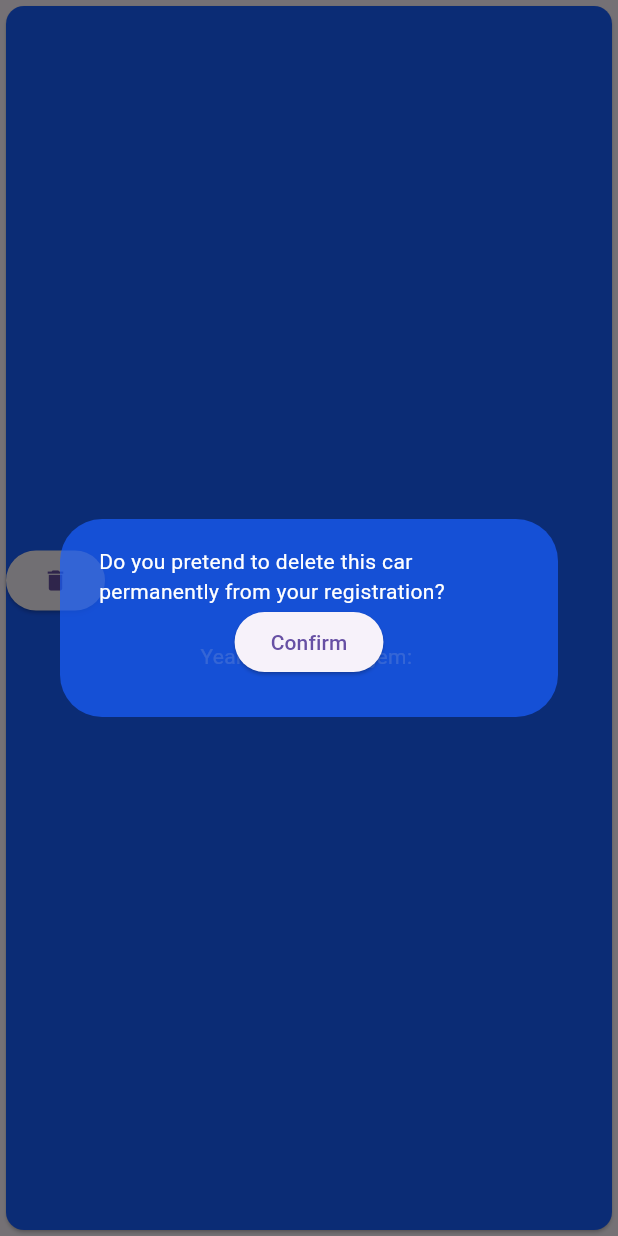
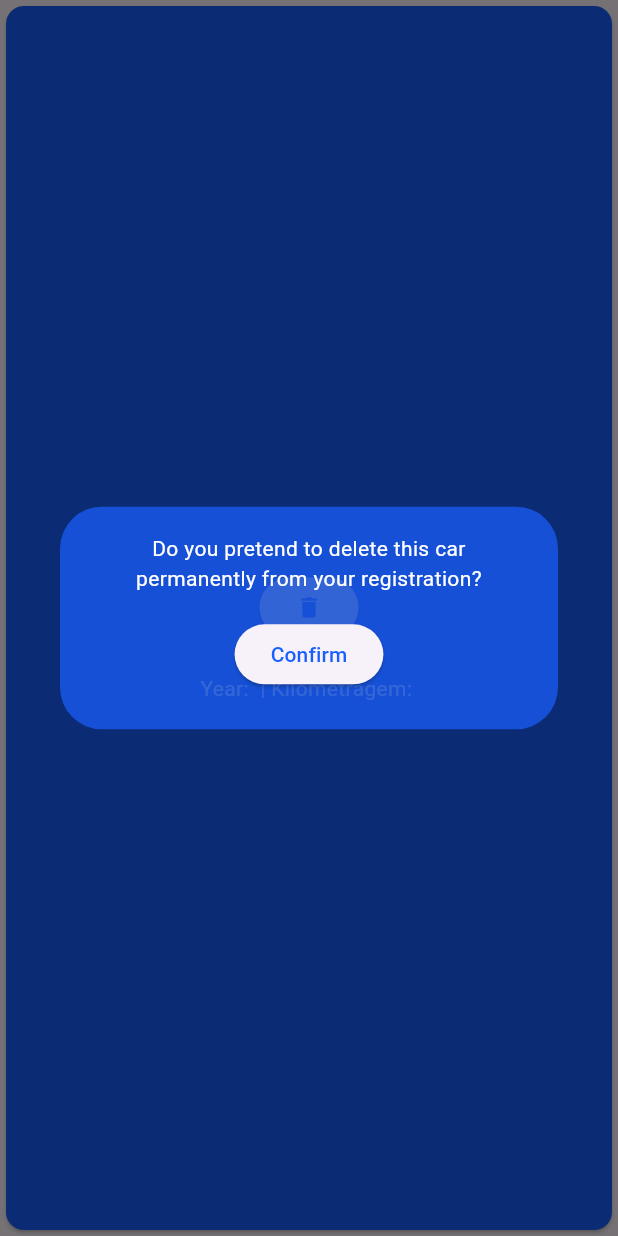
Before and after one commit to MrBrodinha/houdina, a Flutter app: the ElementoCarro widget shown alone on an empty page, opened directly with empty values, after a tap on the "delete" icon, on a phone screen of 412 x 824 dp. Run offline on Flutter 3.47's test engine with Material 3 defaults, Android fonts, the phone set to English and light mode, and no system bars; our stand-ins replace carousel_slider, cloud_firestore, email_validator, file_picker, firebase_auth, firebase_core and 3 more; missing offline and left inert: firebase_app_check, flutter_polyline_points; accounts and stored records are empty; network calls fail.

Commit message:
Delete Carro Versão Final

```diff
--- a/lib/Carros/classeCarro.dart
+++ b/lib/Carros/classeCarro.dart
@@ -36,15 +36,14 @@ class ElementoCarro extends StatelessWidget {
       child: Column(
         mainAxisAlignment: MainAxisAlignment.center,
         children:[
-          Row(
-            children: [
           Container(
-                padding: const EdgeInsets.fromLTRB(0, 15, 0, 15),
+            padding: const EdgeInsets.fromLTRB(0, 15, 0, 5),
             child: Text(carro.matricula,
               style: const TextStyle(color: Colors.white),
             ),
           ),
-              SizedBox(
+          Container(
+            padding: const EdgeInsets.fromLTRB(0, 0, 0, 5),
             child: ElevatedButton(
               onPressed: () {
                 showDialog(
@@ -55,10 +54,11 @@ class ElementoCarro extends StatelessWidget {
                       scrollable: true,
                       content: Padding(
                         padding: const EdgeInsets.all(2.0),
-                            child: Center(
                         child: Column(
+                          mainAxisAlignment: MainAxisAlignment.center,
                           children: [
-                                  const Text("Do you pretend to delete this car permanently from your registration?", style: TextStyle(color: Colors.white),),
+                            const Text("Do you pretend to delete this car permanently from your registration?", style: TextStyle(color: Colors.white), textAlign: TextAlign.center,),
+                            SizedBox(height: MediaQuery.of(context).size.height * 0.02,),
                             ElevatedButton(
                               onPressed: () async {
                                 QuerySnapshot<Map<String, dynamic>> querySnapshot = await FirebaseFirestore.instance
@@ -78,22 +78,19 @@ class ElementoCarro extends StatelessWidget {
                                 }
                                 Navigator.pop(context);
                               },
-                                    child: const Text("Confirm"))
-
+                              child: const Text("Confirm", style: TextStyle(color: Color.fromRGBO(25, 95, 255, 1.0)))
+                            )
                           ],
                         )
                       ),
-                          )
                     );
                   },
                 );
               },
-                  child: const Icon(Icons.delete),
+              child: const Icon(Icons.delete, color: Color.fromRGBO(25, 95, 255, 1.0),),
             ),
-              )
-            ],
+          ),
 
-          ),
           FutureBuilder(
             future: obterImagemCarro(context, "carros/${carro.imagemID}"),
             builder: (context, snapshot){
```
Lines whose indentation alone changed are shown as unchanged.
